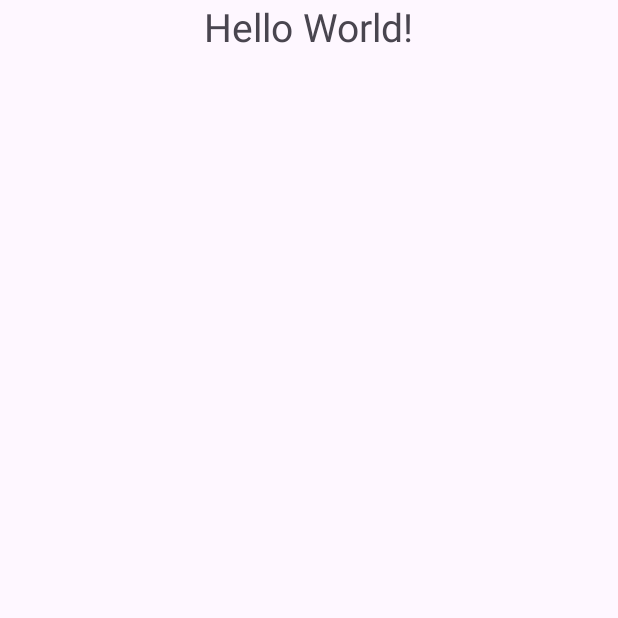
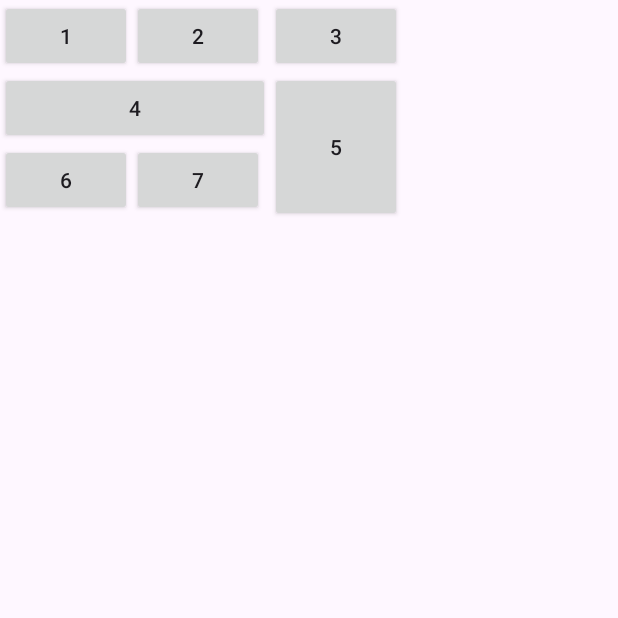
Before and after one commit to lui0000/mobile-app-development-task-4, an Android app: the screen it shows after launch (MainActivity), on a phone screen of 412 x 824 dp, the top half of it. Run offline under Robolectric (Android 15) with nearby library versions, the phone set to English and light mode, and no system bars.

Commit message:
GridLayout program realization

```diff
--- a/app/src/main/java/com/example/mobile_app_development_task_4/MainActivity.java
+++ b/app/src/main/java/com/example/mobile_app_development_task_4/MainActivity.java
@@ -1,34 +1,50 @@
 package com.example.mobile_app_development_task_4;
 
 import androidx.appcompat.app.AppCompatActivity;
+import android.os.Bundle;
+import android.util.TypedValue;
+import android.widget.Button;
+import android.widget.GridLayout;
 
-import android.os.Bundle;
-import android.widget.Button;
-import android.widget.EditText;
-import android.widget.TableLayout;
-import android.widget.TableRow;
-import android.widget.TextView;
-
-
-import android.os.Bundle;
-import android.view.Gravity;
-import android.widget.FrameLayout;
-import android.widget.TextView;
 public class MainActivity extends AppCompatActivity {
     @Override
     protected void onCreate(Bundle savedInstanceState) {
         super.onCreate(savedInstanceState);
-        FrameLayout frameLayout = new FrameLayout(this);
-        TextView textView = new TextView(this);
-        textView.setText("Hello World!");
-        FrameLayout.LayoutParams layoutParams = new
-                FrameLayout.LayoutParams
-                (FrameLayout.LayoutParams.WRAP_CONTENT,
-                        FrameLayout.LayoutParams.WRAP_CONTENT);
-        layoutParams.gravity = Gravity.CENTER_HORIZONTAL | Gravity.TOP;
-        textView.setLayoutParams(layoutParams);
-        textView.setTextSize(26);
-        frameLayout.addView(textView);
-        setContentView(frameLayout);
+        GridLayout gridLayout = new GridLayout( this);
+        // количество строк
+        gridLayout.setRowCount(3);
+        // количество столбцов
+        gridLayout.setColumnCount(3);
+        for(int i = 1; i <=3; i++){
+            Button btn = new Button(this);
+            btn.setText(String.valueOf(i));
+            gridLayout.addView(btn);
+        }
+        Button btn4 = new Button(this);
+        btn4.setText("4");
+        GridLayout.LayoutParams layoutParams4 = new
+                GridLayout.LayoutParams();
+        layoutParams4.columnSpec = GridLayout.spec(0,2);
+        layoutParams4.width = (int) TypedValue.applyDimension(
+                TypedValue.COMPLEX_UNIT_DIP, 180,
+                getResources().getDisplayMetrics());
+        gridLayout.addView(btn4, layoutParams4);
+        Button btn5 = new Button(this);
+        btn5.setText("5");
+        GridLayout.LayoutParams layoutParams5 = new
+                GridLayout.LayoutParams();
+        layoutParams5.rowSpec = GridLayout.spec(1,2);
+        layoutParams5.height = (int) TypedValue.applyDimension(
+                TypedValue.COMPLEX_UNIT_DIP, 100,
+                getResources().getDisplayMetrics());
+        gridLayout.addView(btn5, layoutParams5);
+        Button btn6 = new Button(this);
+        btn6.setText("6");
+        Button btn7 = new Button(this);
+        btn7.setText("7");
+        gridLayout.addView(btn6);
+        gridLayout.addView(btn7);
+
+        setContentView(gridLayout);
     }
 }
```
Also changed, not shown: app/src/main/res/layout/activity_main.xml (+23 -25 lines).
